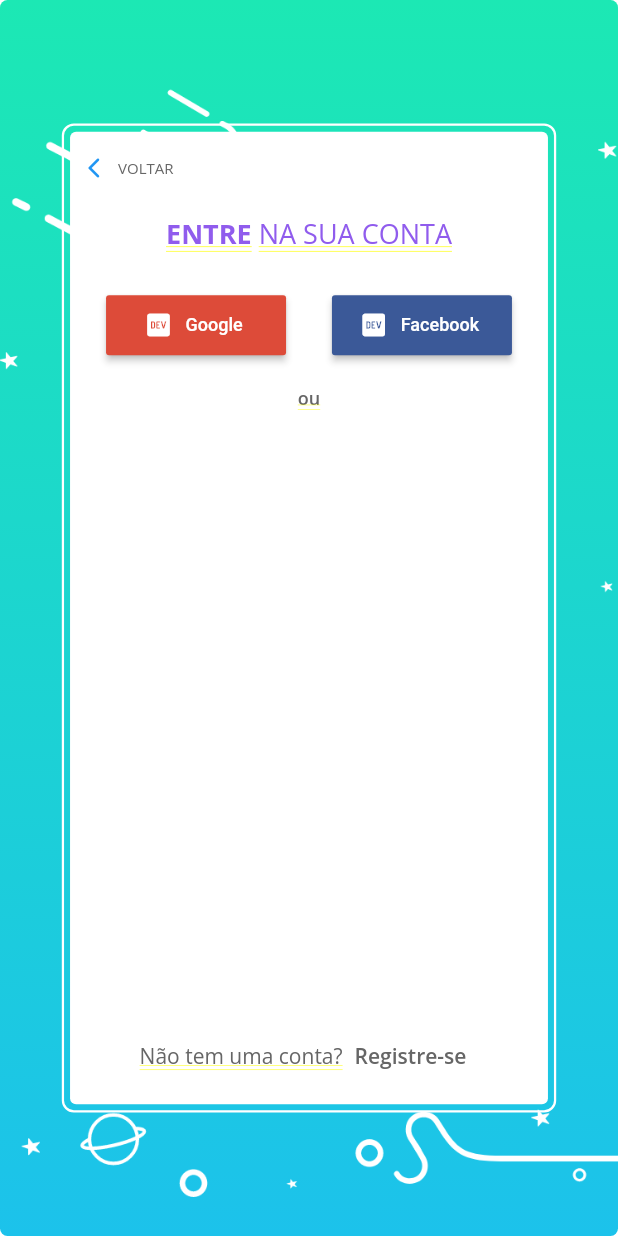
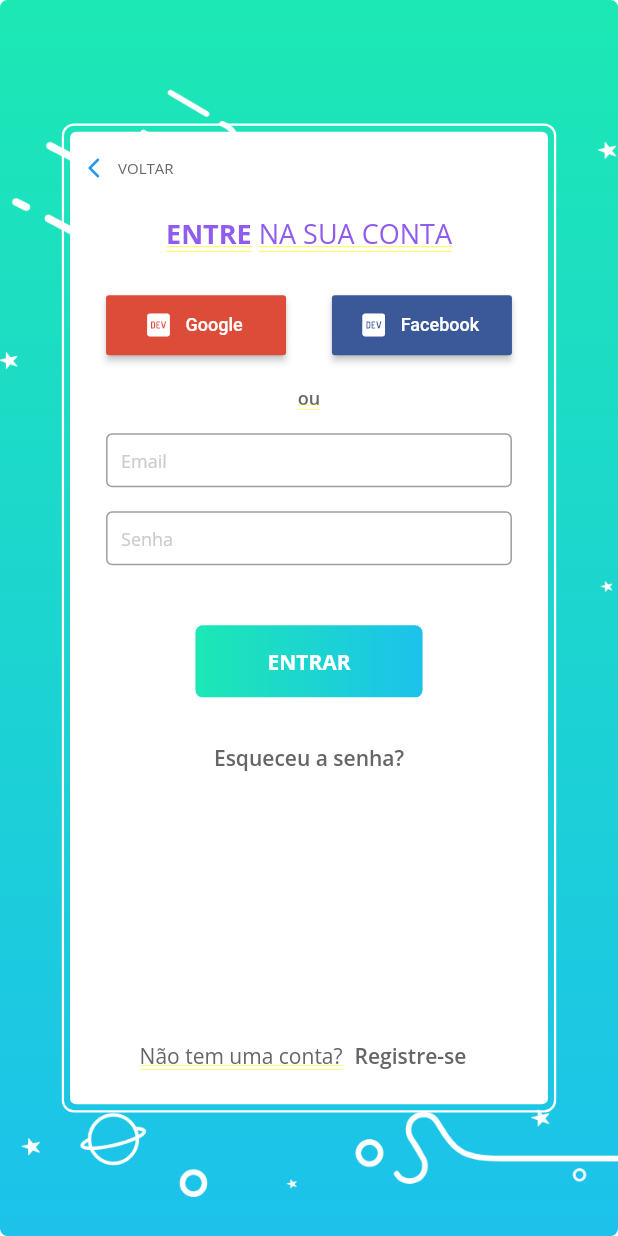
Before and after one commit to bkellym/ArielApp, a Flutter app: the screen it shows after launch, after a tap on "Já tenho uma conta", on a phone screen of 412 x 824 dp. Run offline on Flutter 3.47's test engine with Material 2 defaults, Android fonts, the phone set to English and light mode, and no system bars; our stand-ins replace carousel_slider, firebase_core; accounts and stored records are empty.

Commit message:
Criação de componentes para botões rede social e finalização do layout

```diff
--- a/lib/screens/autenticacao/auth_cadastro.dart
+++ b/lib/screens/autenticacao/auth_cadastro.dart
@@ -11,11 +11,18 @@
 
   @override
   Widget build(BuildContext context) {
-    return const BaseAuth(
-      login: false,
+    goToLogin() {
+      Navigator.pushNamed(context, '/login');
+    }
+
+    return BaseAuth(
       titleBold: "CRIE ",
       titleRegular: "SUA CONTA",
-      child: Material(
+      bottomText: "Já tem uma conta?",
+      bottomLabel: "Conecte-se",
+      function: goToLogin,
+      child: const Material(
+        color: ArielColors.baseLight,
         child: _FormAuthCadastro(),
       ),
     );
--- a/lib/screens/autenticacao/auth_login.dart
+++ b/lib/screens/autenticacao/auth_login.dart
@@ -1,4 +1,8 @@
+import 'package:ariel_app/components/botoes/botao_texto.dart';
 import 'package:flutter/material.dart';
+import '../../colors.dart';
+import '../../components/botoes/botao_padrao.dart';
+import '../../components/input/campo_texto.dart';
 import 'base_auth.dart';
 
 class Login extends StatelessWidget {
@@ -6,11 +10,60 @@
 
   @override
   Widget build(BuildContext context) {
+    goToCadastro() {
+      Navigator.pushNamed(context, '/cadastro');
+    }
+
     return BaseAuth(
-      login: true,
       titleBold: "ENTRE ",
       titleRegular: "NA SUA CONTA",
-      child: Column(),
+      bottomText: "Não tem uma conta?",
+      bottomLabel: "Registre-se",
+      function: goToCadastro,
+      child: const Material(
+        color: ArielColors.baseLight,
+        child: _FormAuthLogin(),
+      ),
     );
   }
 }
+
+class _FormAuthLogin extends StatefulWidget {
+  const _FormAuthLogin({Key? key}) : super(key: key);
+
+  @override
+  State<_FormAuthLogin> createState() => _FormAuthLoginState();
+}
+
+class _FormAuthLoginState extends State<_FormAuthLogin> {
+  final _formKey = GlobalKey<FormState>();
+
+  @override
+  Widget build(BuildContext context) {
+    return Form(
+      key: _formKey,
+      child: Column(
+        children: <Widget>[
+          const CampoTexto(
+            label: 'Email',
+            leftPadding: 24,
+            rightPadding: 24,
+          ),
+          const CampoTexto(
+            label: 'Senha',
+            leftPadding: 24,
+            rightPadding: 24,
+          ),
+          BotaoPadrao(
+            onPressed: () {},
+            label: "ENTRAR",
+          ),
+          BotaoTexto(
+            onPressed: () {},
+            label: "Esqueceu a senha?",
+          )
+        ],
+      ),
+    );
+  }
+}
--- a/lib/screens/autenticacao/base_auth.dart
+++ b/lib/screens/autenticacao/base_auth.dart
@@ -1,8 +1,10 @@
 import 'package:ariel_app/components/botoes/botao_texto.dart';
+import 'package:ariel_app/screens/autenticacao/botaoFacebook.dart';
 import 'package:flutter/material.dart';
 
 import '../../colors.dart';
 import '../../components/botoes/botao_texto_icon.dart';
+import 'botaoGoogle.dart';
 
 class _TitleStyle extends TextStyle {
   final FontWeight weight;
@@ -18,33 +20,25 @@
 }
 
 class BaseAuth extends StatelessWidget {
-  final bool login;
   final String titleBold;
   final String titleRegular;
   final Widget child;
+  final String bottomText;
+  final String bottomLabel;
+  final Function()? function;
 
-  const BaseAuth(
-      {Key? key,
-      required this.login,
+  const BaseAuth({
+    Key? key,
     required this.child,
     required this.titleBold,
-      required this.titleRegular})
-      : super(key: key);
+    required this.titleRegular,
+    required this.bottomText,
+    required this.bottomLabel,
+    required this.function,
+  }) : super(key: key);
 
   @override
   Widget build(BuildContext context) {
-    const String textCadastro = 'Já tem uma conta?';
-    const String labelCadastro = 'Conecte-se';
-    functionCadastro() {
-      Navigator.pushNamed(context, '/login');
-    }
-
-    const String textLogin = 'Não tem uma conta?';
-    const String labelLogin = 'Registre-se';
-    functionLogin() {
-      Navigator.pushNamed(context, '/cadastro');
-    }
-
     return DecoratedBox(
       decoration: BoxDecoration(
         gradient: const LinearGradient(
@@ -62,11 +56,9 @@
         borderRadius: BorderRadius.circular(5),
       ),
       child: Column(
+        mainAxisAlignment: MainAxisAlignment.center,
         children: [
-          Padding(
-            padding:
-                EdgeInsets.only(top: MediaQuery.of(context).size.height * 0.1),
-            child: Container(
+          Container(
             height: MediaQuery.of(context).size.height * 0.8,
             width: MediaQuery.of(context).size.width * 0.8,
             decoration: BoxDecoration(
@@ -75,7 +67,7 @@
                 Radius.circular(8),
               ),
               border: Border.all(
-                  color: const Color(0xFFFFFFFF),
+                color: ArielColors.baseLight,
                 width: 1.5,
               ),
             ),
@@ -83,7 +75,7 @@
               padding: const EdgeInsets.all(4),
               child: Container(
                 decoration: const BoxDecoration(
-                    color: Color(0xFFFFFFFF),
+                  color: ArielColors.baseLight,
                   borderRadius: BorderRadius.all(
                     Radius.circular(4),
                   ),
@@ -135,46 +127,7 @@
                         ),
                         child: Row(
                           mainAxisAlignment: MainAxisAlignment.spaceBetween,
-                            children: [
-                              ElevatedButton.icon(
-                                style: ElevatedButton.styleFrom(
-                                  fixedSize: const Size(120, 40),
-                                  primary: ArielColors.googleRed,
-                                  shape: RoundedRectangleBorder(
-                                    borderRadius: BorderRadius.circular(2.0),
-                                  ),
-                                ),
-                                onPressed: () {},
-                                icon: const Icon(
-                                  Icons.logo_dev,
-                                  color: Colors.white,
-                                  size: 20.0,
-                                ),
-                                label: const Text(
-                                  "Google",
-                                  style: TextStyle(fontSize: 12),
-                                ),
-                              ),
-                              ElevatedButton.icon(
-                                style: ElevatedButton.styleFrom(
-                                  fixedSize: const Size(120, 40),
-                                  primary: ArielColors.facebookBlue,
-                                  shape: RoundedRectangleBorder(
-                                    borderRadius: BorderRadius.circular(2.0),
-                                  ),
-                                ),
-                                onPressed: () {},
-                                icon: const Icon(
-                                  Icons.logo_dev,
-                                  color: Colors.white,
-                                  size: 20.0,
-                                ),
-                                label: const Text(
-                                  "Facebook",
-                                  style: TextStyle(fontSize: 12),
-                                ),
-                              ),
-                            ],
+                          children: const [BotaoGoogle(), BotaoFacebook()],
                         ),
                       ),
                     ),
@@ -203,7 +156,7 @@
                         mainAxisAlignment: MainAxisAlignment.center,
                         children: [
                           Text(
-                              login ? textLogin : textCadastro,
+                            bottomText,
                             style: const TextStyle(
                               fontFamily: 'OpenSans',
                               fontWeight: FontWeight.normal,
@@ -212,9 +165,8 @@
                             ),
                           ),
                           BotaoTexto(
-                              onPressed:
-                                  login ? functionLogin : functionCadastro,
-                              label: login ? labelLogin : labelCadastro,
+                            onPressed: function,
+                            label: bottomLabel,
                           )
                         ],
                       ),
@@ -224,7 +176,6 @@
               ),
             ),
           ),
-          ),
         ],
       ),
     );
--- /dev/null
+++ b/lib/screens/autenticacao/botaoFacebook.dart
@@ -0,0 +1,29 @@
+import 'package:ariel_app/colors.dart';
+import 'package:flutter/material.dart';
+
+class BotaoFacebook extends StatelessWidget {
+  const BotaoFacebook({Key? key}) : super(key: key);
+
+  @override
+  Widget build(BuildContext context) {
+    return ElevatedButton.icon(
+      style: ElevatedButton.styleFrom(
+        fixedSize: const Size(120, 40),
+        primary: ArielColors.facebookBlue,
+        shape: RoundedRectangleBorder(
+          borderRadius: BorderRadius.circular(2.0),
+        ),
+      ),
+      onPressed: () {},
+      icon: const Icon(
+        Icons.logo_dev,
+        color: Colors.white,
+        size: 20.0,
+      ),
+      label: const Text(
+        "Facebook",
+        style: TextStyle(fontSize: 12),
+      ),
+    );
+  }
+}
--- /dev/null
+++ b/lib/screens/autenticacao/botaoGoogle.dart
@@ -0,0 +1,29 @@
+import 'package:ariel_app/colors.dart';
+import 'package:flutter/material.dart';
+
+class BotaoGoogle extends StatelessWidget {
+  const BotaoGoogle({Key? key}) : super(key: key);
+
+  @override
+  Widget build(BuildContext context) {
+    return ElevatedButton.icon(
+      style: ElevatedButton.styleFrom(
+        fixedSize: const Size(120, 40),
+        primary: ArielColors.googleRed,
+        shape: RoundedRectangleBorder(
+          borderRadius: BorderRadius.circular(2.0),
+        ),
+      ),
+      onPressed: () {},
+      icon: const Icon(
+        Icons.logo_dev,
+        color: Colors.white,
+        size: 20.0,
+      ),
+      label: const Text(
+        "Google",
+        style: TextStyle(fontSize: 12),
+      ),
+    );
+  }
+}
```
Lines whose indentation alone changed are shown as unchanged.
